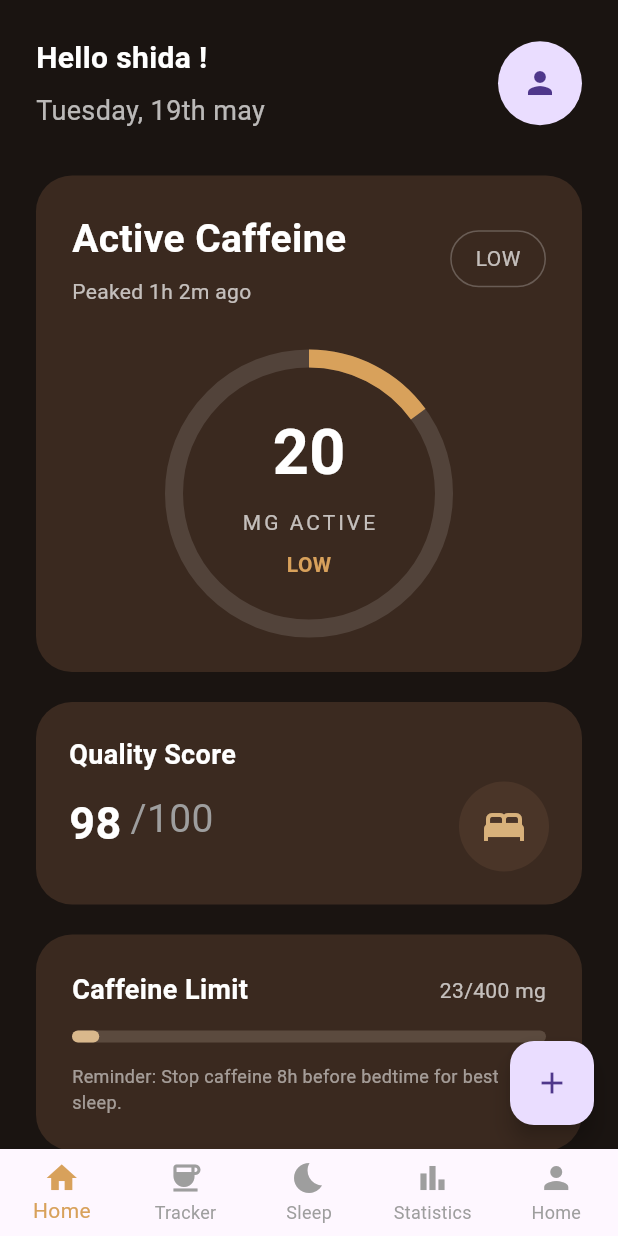
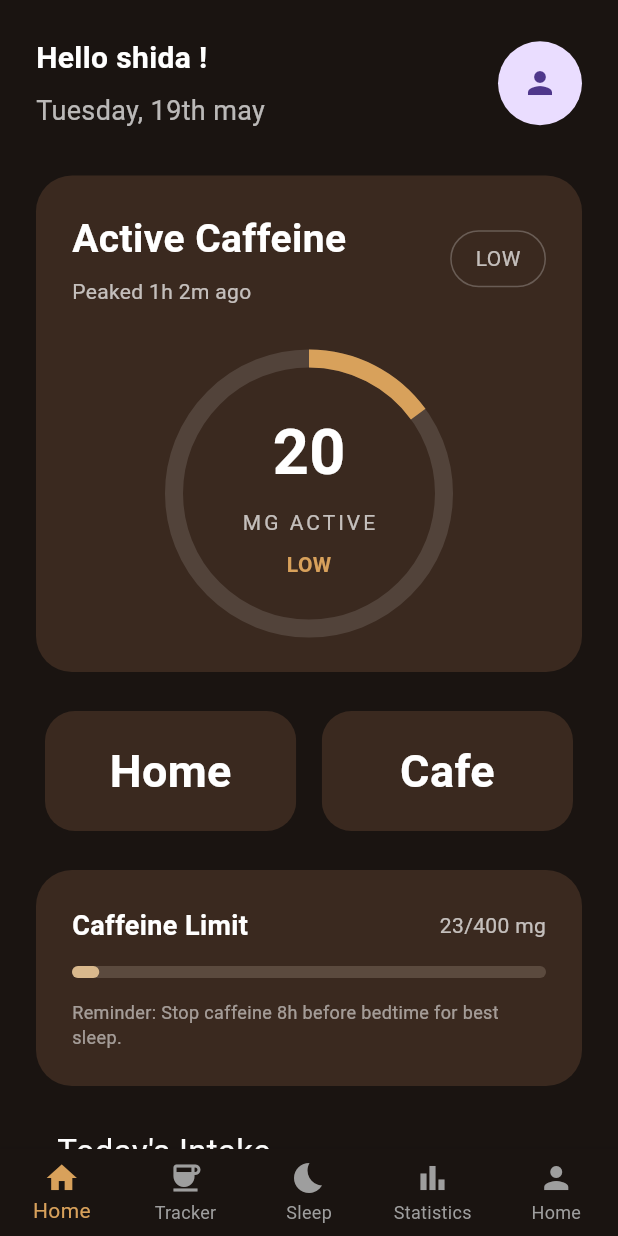
Before and after one commit to NaqiyyahMurshidah/brewclock, a Flutter app: the screen it shows after launch, on a phone screen of 412 x 824 dp. Run offline on Flutter 3.47's test engine with Material 3 defaults, Android fonts, the phone set to English and light mode, and no system bars; our stand-ins replace fl_chart.

Commit message:
new navigation from home screen (home and cafe)

```diff
--- a/lib/main.dart
+++ b/lib/main.dart
@@ -14,6 +14,10 @@ class BrewClockApp extends StatelessWidget {
     return MaterialApp(
       debugShowCheckedModeBanner: false,
       title: 'BrewClock',
+      theme: ThemeData(
+        scaffoldBackgroundColor: const Color(0xFF1A1411),
+        canvasColor: const Color(0xFF1A1411),
+      ),
       home: const MainNavigation(),
     );
   }
--- a/lib/navigation/main_navigation.dart
+++ b/lib/navigation/main_navigation.dart
@@ -32,6 +32,7 @@ class _MainNavigationState extends State<MainNavigation> {
   @override
   Widget build(BuildContext context) {
     return  Scaffold(
+      backgroundColor: const Color(0xFF1A1411),
       body: _pages[_selectedIndex],
 
       bottomNavigationBar: BottomNavigationBar(
--- /dev/null
+++ b/lib/screens/add_coffee/drink_loc.dart
@@ -0,0 +1,105 @@
+import 'package:flutter/material.dart';
+import '../add_coffee/cafe_log_coffee.dart';
+import '../add_coffee/home_log_coffee.dart';
+
+class DrinkLocation extends StatefulWidget {
+  const DrinkLocation({super.key});
+
+  @override
+  State<DrinkLocation> createState() => _DrinkLocationState();
+}
+
+class _DrinkLocationState extends State<DrinkLocation> {
+  String selectedLocation = "";
+
+  @override
+  Widget build(BuildContext context) {
+    return Container(
+      padding: EdgeInsets.all(6),
+      width: double.infinity,
+      child: Row(
+        children: [
+          Expanded(
+            child: Material(
+              color: Colors.transparent,
+              child: InkWell(
+                borderRadius: BorderRadius.circular(20),
+                splashColor: Colors.transparent,
+                highlightColor: Colors.transparent,
+                overlayColor: WidgetStateProperty.all(Colors.transparent),
+                onTap: () {
+                  Navigator.push(
+                    context,
+                    PageRouteBuilder(
+                      pageBuilder: (context, animation, secondaryAnimation) =>
+                          const HomeLogCoffee(),
+                      transitionDuration: Duration.zero,
+                      reverseTransitionDuration: Duration.zero,
+                    ),
+                  );
+                },
+                child: Ink(
+                  height: 80,
+                  decoration: BoxDecoration(
+                    color: const Color(0xFF3A291F),
+                    borderRadius: BorderRadius.circular(20),
+                  ),
+                  child: const Center(
+                    child: Text(
+                      "Home",
+                      style: TextStyle(
+                        color: Colors.white,
+                        fontWeight: FontWeight.w600,
+                        fontSize: 30,
+                      ),
+                    ),
+                  ),
+                ),
+              ),
+            ),
+          ),
+          const SizedBox(width: 17),
+          Expanded(
+            child: Material(
+              color: Colors.transparent,
+              child: InkWell(
+                borderRadius: BorderRadius.circular(20),
+                splashColor: Colors.transparent,
+                highlightColor: Colors.transparent,
+                overlayColor: WidgetStateProperty.all(Colors.transparent),
+                onTap: () {
+                  Navigator.push(
+                    context,
+                    PageRouteBuilder(
+                      pageBuilder: (context, animation, secondaryAnimation) =>
+                          const CafeLogCoffee(),
+                      transitionDuration: Duration.zero,
+                      reverseTransitionDuration: Duration.zero,
+                    ),
+                  );
+                },
+                child: Ink(
+                  height: 80,
+                  decoration: BoxDecoration(
+                    color: const Color(0xFF3A291F),
+                    borderRadius: BorderRadius.circular(20),
+                  ),
+                  child: const Center(
+                    child: Text(
+                      "Cafe",
+                      style: TextStyle(
+                        color: Colors.white,
+                        fontWeight: FontWeight.w600,
+                        fontSize: 30,
+                      ),
+                    ),
+                  ),
+                ),
+              ),
+            ),
+          ),
+        ],
+      ),
+    );
+  }
+}
--- a/lib/screens/add_coffee/add_coffee_screen.dart
+++ b/lib/screens/add_coffee/home_log_coffee.dart
@@ -1,7 +1,7 @@
 import 'package:flutter/material.dart';
 
-class AddCoffeeScreen extends StatelessWidget {
-  const AddCoffeeScreen({super.key});
+class HomeLogCoffee extends StatelessWidget {
+  const HomeLogCoffee({super.key});
 
   @override
   Widget build(BuildContext context) {
@@ -14,7 +14,7 @@ class AddCoffeeScreen extends StatelessWidget {
         backgroundColor: const Color(0xFF1A1411),
       ),
       body: const Center(
-        child: Text("Add Coffee Page", style: TextStyle(color: Colors.white)),
+        child: Text("home manual add Coffee Page", style: TextStyle(color: Colors.white)),
       ),
     );
   }
--- a/lib/screens/home/home_screen.dart
+++ b/lib/screens/home/home_screen.dart
@@ -3,7 +3,8 @@ import '../../widgets/caffeine/active_caffeine_card.dart';
 import '../../widgets/sleep/sleep_score_card.dart';
 import '../../widgets/caffeine/caffeine_limit_card.dart';
 import '../../widgets/caffeine/today_intake_card.dart';
-import '../add_coffee/add_coffee_screen.dart';
+import '../add_coffee/cafe_log_coffee.dart';
+import '../add_coffee/drink_loc.dart';
 //crossAxisAllignment.start = make it aligns text to the left (start)
 
 class HomeScreen extends StatelessWidget {
@@ -54,14 +55,19 @@ class HomeScreen extends StatelessWidget {
 
                 const SizedBox(height: 30),
                 const ActiveCaffeineCard(),
+
+                // drink_loc.dart card at /widget/common
                 const SizedBox(height: 20),
-                const SleepScoreCard(
-                  score: 98,
-                  quality: "Deeply Restful",
-                  bedtime: "11:00 PM",
-                  wakeTime: "7:00 AM",
-                  duration: "8h",
-                ),
+                DrinkLocation(),
+
+                //sleep score card
+                // const SleepScoreCard(
+                //   score: 98,
+                //   quality: "Deeply Restful",
+                //   bedtime: "11:00 PM",
+                //   wakeTime: "7:00 AM",
+                //   duration: "8h",
+                // ),
                 const SizedBox(height: 20),
                 const CaffeineLimitCard(caffeine: 23, limit: 400),
 
@@ -75,16 +81,6 @@ class HomeScreen extends StatelessWidget {
           ),
         ),
       ),
-
-      floatingActionButton: FloatingActionButton(
-        onPressed: () {
-          Navigator.push(
-            context,
-            MaterialPageRoute(builder: (context) => const AddCoffeeScreen()),
-          );
-        },
-        child: const Icon(Icons.add),
-      ),
     ); //Scaffold skelaton of the screen
   }
 }
```
Also changed, not shown: lib/screens/add_coffee/cafe_log_coffee.dart (added, +21 -0 lines).
